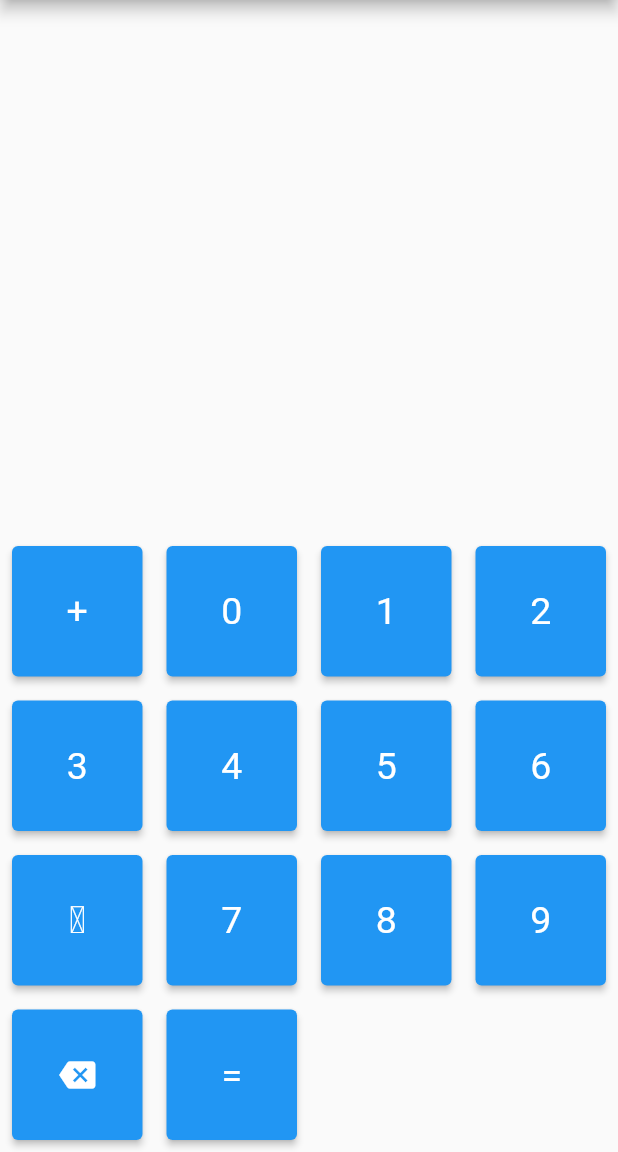
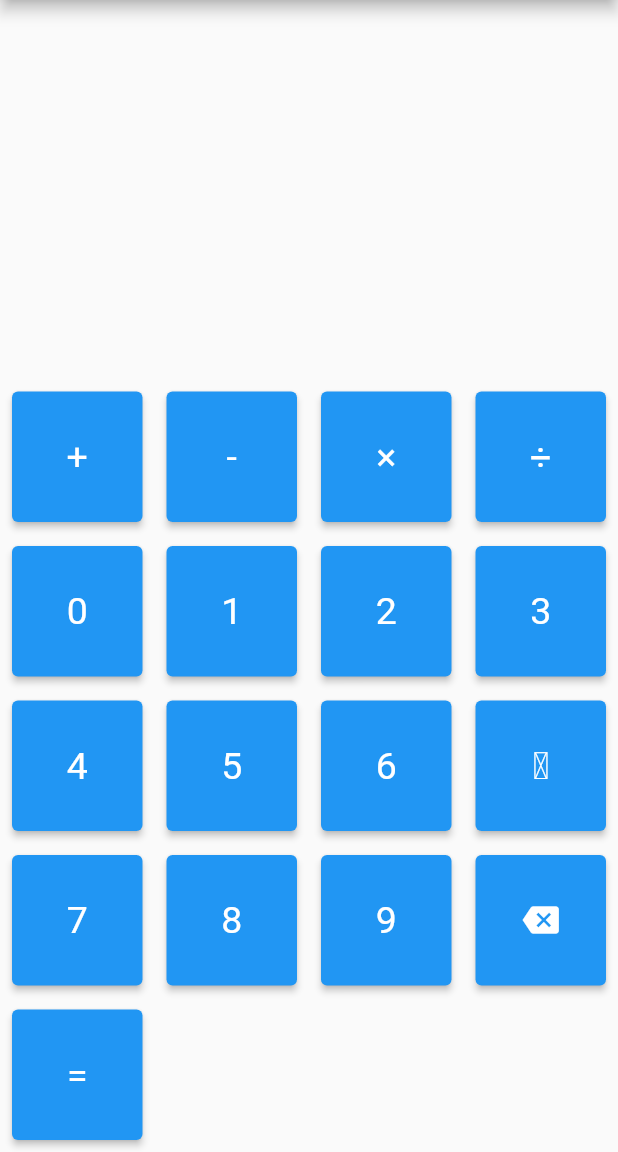
Before and after one commit to kowasaur/thrembo_calculator, a Flutter app: the screen it shows after launch, on a phone screen of 412 x 824 dp, the part 84-1236 px from its top. Run offline on Flutter 3.47's test engine with Material 2 defaults, Android fonts, the phone set to English and light mode, and no system bars.

Commit message:
subtraction, multiplication and division
note that order of operations does not currently work

```diff
--- a/lib/main.dart
+++ b/lib/main.dart
@@ -44,6 +44,13 @@ class _MyHomePageState extends State<MyHomePage> {
     '7': 8,
     '8': 9,
     '9': 10
+  };
+
+  static final Map<String, int Function(int, int)> _operators = {
+    '+': (a, b) => a + b,
+    '-': (a, b) => a - b,
+    '×': (a, b) => a * b,
+    '÷': (a, b) => a ~/ b
   };
 
   // Reverse of _thremboToNormal
@@ -108,7 +115,7 @@ class _MyHomePageState extends State<MyHomePage> {
         if (tokens[i].runtimeType == String) {
           final int left = tokens[i - 1];
           final int right = tokens[i + 1];
-          final int result = left + right;
+          final int result = _operators[tokens[i]]!(left, right);
           tokens.removeRange(i, i + 2); // [i, i+2)
           tokens[i - 1] = result;
           break;
@@ -134,6 +141,9 @@ class _MyHomePageState extends State<MyHomePage> {
     var buttons =
         GridView.count(crossAxisCount: 4, shrinkWrap: true, children: [
       _charButton('+'),
+      _charButton('-'),
+      _charButton('×'),
+      _charButton('÷'),
       _charButton('0'),
       _charButton('1'),
       _charButton('2'),
@@ -153,7 +163,14 @@ class _MyHomePageState extends State<MyHomePage> {
       appBar: AppBar(title: Text(widget.title)),
       body: Column(
         mainAxisAlignment: MainAxisAlignment.spaceBetween,
-        children: [Text(_thremboText), Text(_convertExpression()), buttons],
+        children: [
+          Text(_thremboText, textScaleFactor: 2.5),
+          Text(
+            _convertExpression(),
+            textScaleFactor: 2,
+          ),
+          buttons
+        ],
       ),
     );
   }
```
